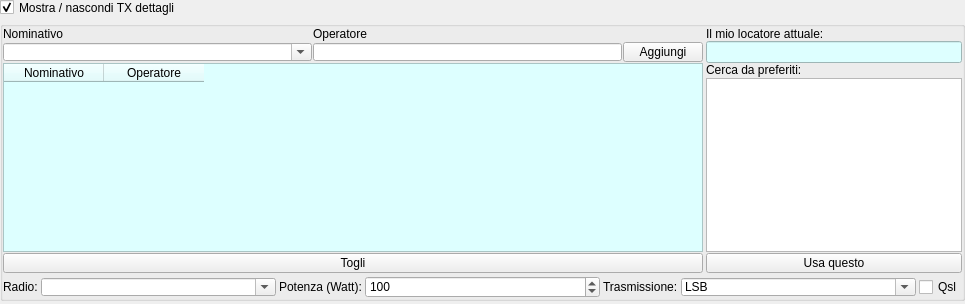
This is tx.ui in DoppiaZeta/RFLog as Qt 5 draws it before an edit. The edited form follows.
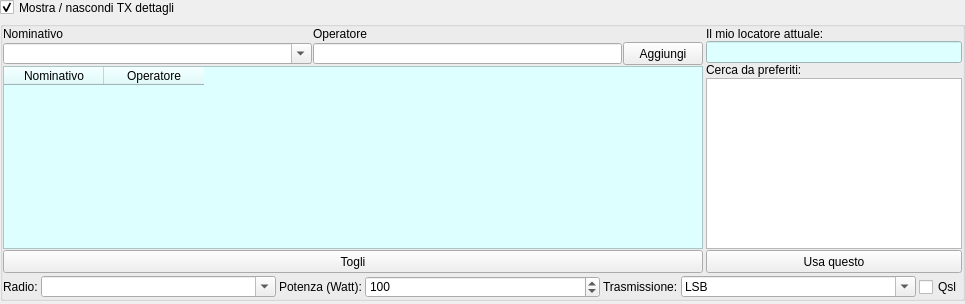
This is the edited form.

Commit message: aggiuto db nominativi, fix grafici windows

```diff
--- a/tx.ui
+++ b/tx.ui
@@ -23,10 +23,10 @@
    <string notr="true">QPushButton,
 QComboBox,
 QLineEdit
-{ height: 12px; }
+{ height: 15px; }
 
 QDoubleSpinBox
-{ height: 16px; }
+{ height: 18px; }
 </string>
   </property>
   <layout class="QFormLayout" name="formLayout">
```
The commit also changes 4 other files.
